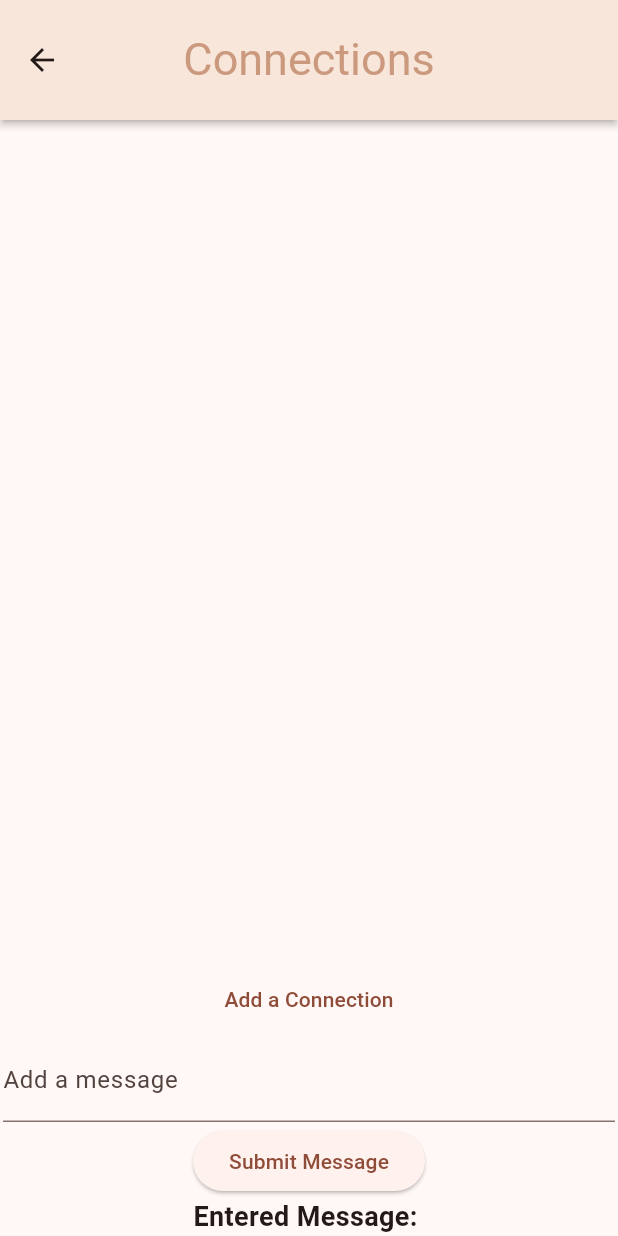
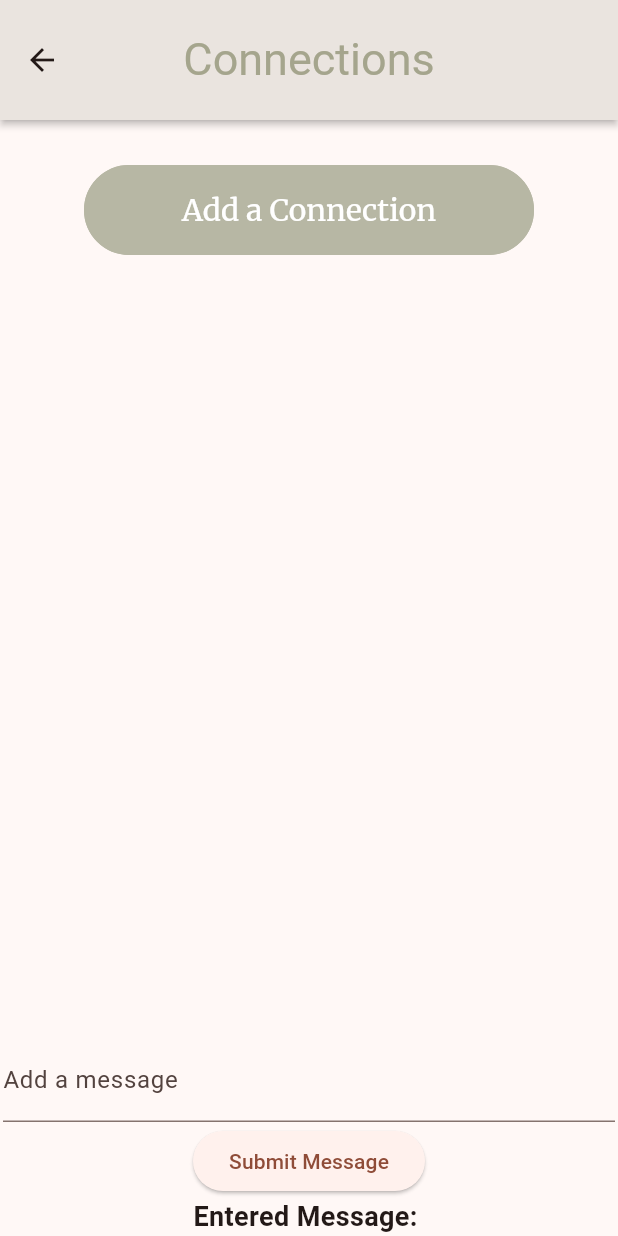
Before and after one commit to audreyhan222/App-Challenge, a Flutter app: the ConnectionsPage screen opened directly, on a phone screen of 412 x 824 dp. Run offline on Flutter 3.47's test engine with Material 2 defaults, Android fonts, the phone set to English and light mode, and no system bars; drawn by our look-alikes of getwidget; our stand-ins replace cloud_firestore, firebase_core, google_fonts; missing offline and left inert: flutter_alarm_clock; accounts and stored records are empty; Roboto replaces fonts that are missing (Kanit).

```diff
--- a/lib/ConnectionsPage.dart
+++ b/lib/ConnectionsPage.dart
@@ -4,6 +4,7 @@ import 'package:cloud_firestore/cloud_firestore.dart';
 import 'globals.dart' as globals;
 import 'EnterConnectionPage.dart';
 import 'package:google_fonts/google_fonts.dart';
+import 'package:getwidget/getwidget.dart';
 
 class ConnectionsPage extends StatefulWidget {
   const ConnectionsPage({Key key = const Key("")}) : super(key: key);
@@ -21,9 +22,9 @@ class _ConnectionsPageState extends State<ConnectionsPage> {
   Widget build(BuildContext context) {
     return Scaffold(
       appBar: AppBar (
-        title: Text("Connections", style: GoogleFonts.kanit(color: Color.fromRGBO(203, 153, 126, 1), fontSize: 30)),
+        title: Text("Connections", style: GoogleFonts.kanit(color: Color.fromRGBO(165, 165, 141, 1), fontSize: 30)),
         centerTitle: true,
-        backgroundColor: Color.fromRGBO(255, 241, 230, 1),
+        backgroundColor: Color.fromRGBO(240, 239, 235, 1),
         toolbarHeight: 80,
         toolbarOpacity: 1.0,
         shadowColor: Colors.black,
@@ -33,6 +34,22 @@ class _ConnectionsPageState extends State<ConnectionsPage> {
 
         child: Column(
           children: [
+            SizedBox(height: 30),
+            Container (
+              height: 60,
+              width: 300,
+              child: GFButton(
+                shape: GFButtonShape.pills,
+                color: Color.fromRGBO(183, 183, 164, 1),
+                onPressed: () {
+                  Navigator.push(
+                    context,
+                    MaterialPageRoute(builder: (context) => const EnterConnectionPage()),
+                  );
+                },
+                child: Text("Add a Connection", style: GoogleFonts.merriweather(color: Colors.white, fontSize: 20)),
+              ),
+            ),
             Expanded(
               child: StreamBuilder(
                 stream: firestore.collection("users").doc(globals.user_name).collection("messages").snapshots(),
@@ -56,15 +73,6 @@ class _ConnectionsPageState extends State<ConnectionsPage> {
                   return ListView(children: messageWidgets);
                 },
               ),
-            ),
-            TextButton(
-              onPressed: () {
-                Navigator.push(
-                  context,
-                  MaterialPageRoute(builder: (context) => const EnterConnectionPage()),
-                );
-              },
-              child: Text("Add a Connection"),
             ),
             Padding(
               padding: const EdgeInsets.all(2.0),
--- a/lib/LoginPage.dart
+++ b/lib/LoginPage.dart
@@ -42,7 +42,6 @@ class _LoginPageState extends State<LoginPage> {
                       borderRadius: BorderRadius.circular(20.0),
                       borderSide: BorderSide(color: Color.fromRGBO(203, 153, 126, 2)),
                     ),
-                    hintStyle: TextStyle(color: Color.fromRGBO(203, 153, 126, 2)),
                     hintText: 'Enter email address',
                   ),
                   onChanged: (value) {
--- a/lib/MainPage.dart
+++ b/lib/MainPage.dart
@@ -32,7 +32,7 @@ class _MainPageState extends State<MainPage> {
                 height: 250,
                 width: 180,
                 child: Padding (
-                  padding: const EdgeInsets.fromLTRB(10, 50, 5, 5),
+                  padding: const EdgeInsets.fromLTRB(10, 60, 5, 5),
                   child: ElevatedButton (
                     style: ElevatedButton.styleFrom(
                       backgroundColor: Color.fromRGBO(183, 183, 164, 1),
@@ -90,7 +90,7 @@ class _MainPageState extends State<MainPage> {
                 height: 350,
                 width: 180,
                 child: Padding (
-                  padding: EdgeInsets.fromLTRB(5, 50, 10, 5),
+                  padding: EdgeInsets.fromLTRB(5, 60, 10, 5),
                   child: ElevatedButton (
                     style: ElevatedButton.styleFrom(
                       backgroundColor: Color.fromRGBO(221, 190, 169, 1),
--- a/lib/SchedulePage.dart
+++ b/lib/SchedulePage.dart
@@ -17,7 +17,7 @@ class _SchedulePageState extends State<SchedulePage> {
   Widget build (BuildContext context) {
     return Scaffold(
       appBar: AppBar (
-        title: Text("Add Event", style: GoogleFonts.kanit(color: Color.fromRGBO(203, 153, 126, 1), fontSize: 30)),
+        title: Text("Schedule", style: GoogleFonts.kanit(color: Color.fromRGBO(203, 153, 126, 1), fontSize: 30)),
         centerTitle: true,
         backgroundColor: Color.fromRGBO(255, 241, 230, 1),
         toolbarHeight: 80,
```
Also changed, not shown: lib/NotesPage.dart (+54 -19 lines).
